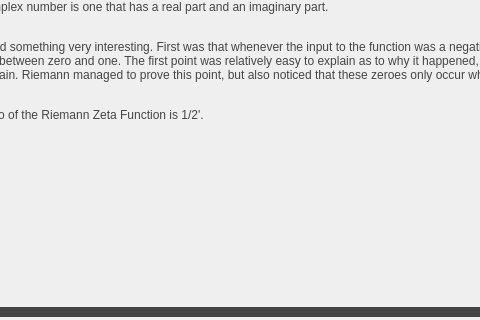
First picture: the form in src/ui/introduction_screens/what_is_the_riemann_hypothesis.ui, repository jackm245/Riemann-Hypothesis, before the edit; both pictures show x 440 to 920 and y 403 to 723 of the 1340 by 723 pixel window.
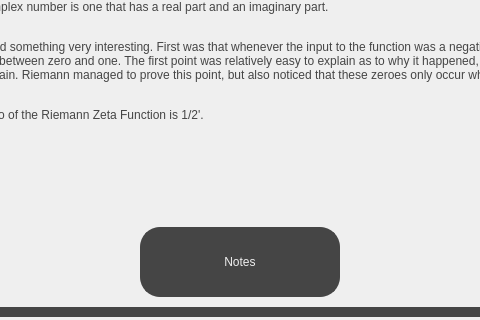
Second picture: the form after the edit.

```diff
--- a/src/ui/introduction_screens/what_is_the_riemann_hypothesis.ui
+++ b/src/ui/introduction_screens/what_is_the_riemann_hypothesis.ui
@@ -315,10 +315,35 @@
       <bool>true</bool>
      </property>
     </widget>
+    <widget class="QPushButton" name="NotesButton">
+     <property name="geometry">
+      <rect>
+       <x>570</x>
+       <y>460</y>
+       <width>200</width>
+       <height>70</height>
+      </rect>
+     </property>
+     <property name="cursor">
+      <cursorShape>PointingHandCursor</cursorShape>
+     </property>
+     <property name="styleSheet">
+      <string notr="true">border: 2px solid;
+border-radius: 20px;
+border-color:rgb(69, 69, 69);
+background-color: rgb(69, 69, 69);
+font: 18pt &quot;Sans Serif&quot;; color:rgb(239, 239, 239);
+</string>
+     </property>
+     <property name="text">
+      <string>Notes</string>
+     </property>
+    </widget>
     <zorder>SubTitleText</zorder>
     <zorder>MainText</zorder>
     <zorder>PrevButton</zorder>
     <zorder>NextButton</zorder>
+    <zorder>NotesButton</zorder>
    </widget>
   </widget>
  </widget>
```
